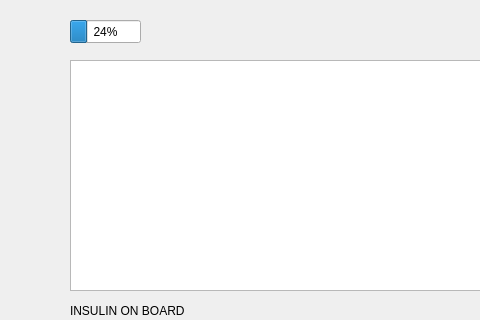
First picture: the form in InsulinPumpSim/mainwindow.ui, repository Somto-O/Insulin_Pump_Sim, before the edit; both pictures show x 0 to 480 and y 0 to 320 of the 1029 by 464 pixel window.
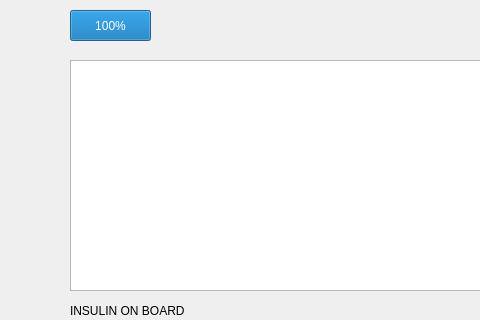
Second picture: the form after the edit. The open tabs and pages were chosen to show the change. Icons and pictures are not drawn.

```diff
--- a/InsulinPumpSim/mainwindow.ui
+++ b/InsulinPumpSim/mainwindow.ui
@@ -294,13 +294,13 @@
       <property name="geometry">
        <rect>
         <x>70</x>
-        <y>20</y>
-        <width>71</width>
-        <height>23</height>
+        <y>10</y>
+        <width>81</width>
+        <height>31</height>
        </rect>
       </property>
       <property name="value">
-       <number>24</number>
+       <number>100</number>
       </property>
      </widget>
     </widget>
```
Left out of the diff: 6 changed lines with no effect on the pictures.
